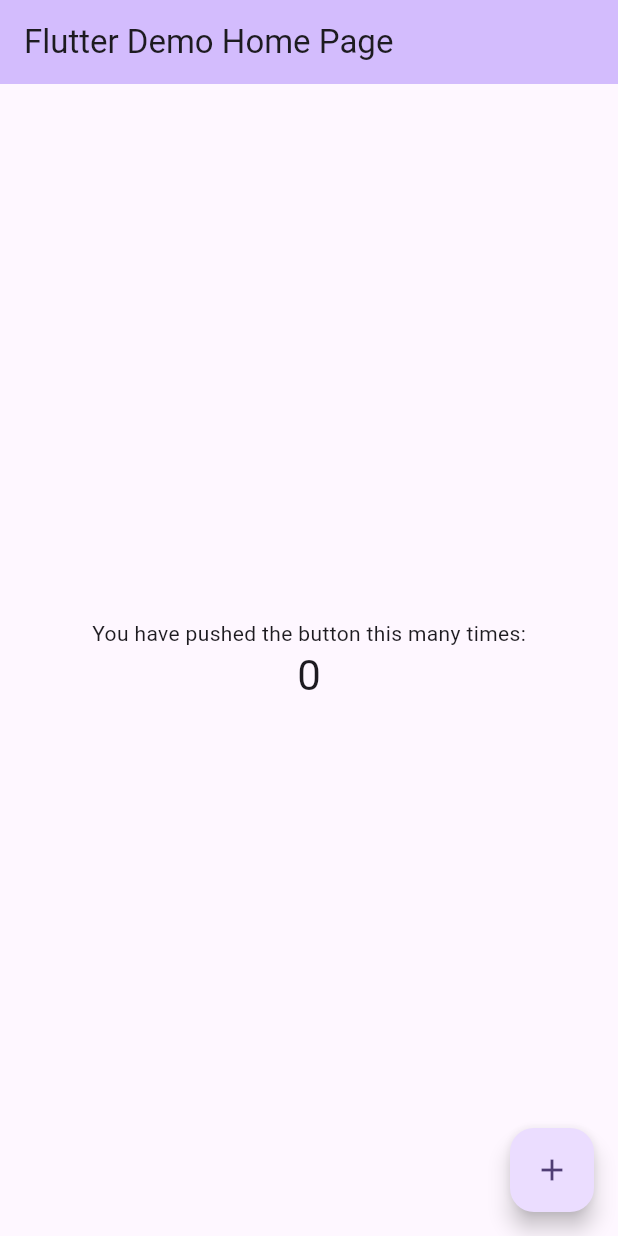
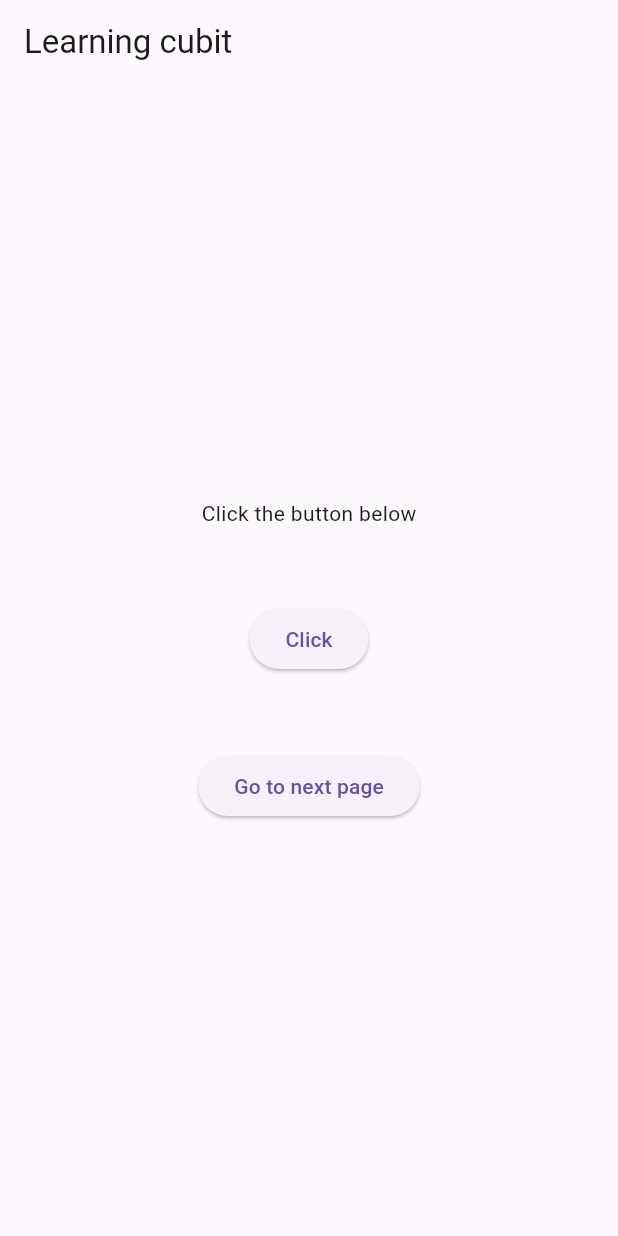
Before and after one commit to paulovsborges/LearningFlutter, a Flutter app: the screen it shows after launch, on a phone screen of 412 x 824 dp. Run offline on Flutter 3.47's test engine with Material 3 defaults, Android fonts, the phone set to English and light mode, and no system bars; our stand-ins replace bloc, flutter_bloc, go_router; missing offline and left inert: dart:ffi.

Commit message:
adding learning cubit state management

```diff
--- /dev/null
+++ b/learning_cubit/lib/home.dart
@@ -0,0 +1,61 @@
+import 'package:bloc/bloc.dart';
+import 'package:flutter/cupertino.dart';
+import 'package:flutter/material.dart';
+import 'package:flutter_bloc/flutter_bloc.dart';
+import 'package:learning_cubit/second_page.dart';
+
+class CubitCounter extends Cubit<int?> {
+  CubitCounter() : super(null);
+}
+
+class HomePage extends StatelessWidget {
+  const HomePage({super.key});
+
+  @override
+  Widget build(BuildContext context) {
+    return BlocProvider(
+      create: (_) => CubitCounter(),
+      child: Scaffold(
+        appBar: AppBar(
+          title: const Text('Learning cubit'),
+        ),
+        body: Column(
+          mainAxisAlignment: MainAxisAlignment.center,
+          children: [
+            Center(
+              child: Column(
+                children: [
+                  BlocBuilder<CubitCounter, int?>(builder: (context, state) {
+                    return Text(
+                        state != null ? "$state" : "Click the button below");
+                  }),
+                  const SizedBox(
+                    height: 50,
+                  ),
+                  ElevatedButton(onPressed: () {}, child: const Text('Click')),
+                  const SizedBox(
+                    height: 50,
+                  ),
+                  ElevatedButton(
+                      onPressed: () {
+                        Navigator.of(context).push(
+                          MaterialPageRoute(
+                            builder: (_) {
+                              return BlocProvider(
+                                create: (_) => CounterCubit(),
+                                child: const SecondPage(),
+                              );
+                            },
+                          ),
+                        );
+                      },
+                      child: const Text('Go to next page')),
+                ],
+              ),
+            ),
+          ],
+        ),
+      ),
+    );
+  }
+}
--- a/learning_cubit/lib/main.dart
+++ b/learning_cubit/lib/main.dart
@@ -1,4 +1,5 @@
 import 'package:flutter/material.dart';
+import 'package:learning_cubit/home.dart';
 
 void main() {
   runApp(const MyApp());
@@ -11,115 +12,16 @@ class MyApp extends StatelessWidget {
   @override
   Widget build(BuildContext context) {
     return MaterialApp(
-      title: 'Flutter Demo',
-      theme: ThemeData(
-        // This is the theme of your application.
-        //
-        // TRY THIS: Try running your application with "flutter run". You'll see
-        // the application has a purple toolbar. Then, without quitting the app,
-        // try changing the seedColor in the colorScheme below to Colors.green
-        // and then invoke "hot reload" (save your changes or press the "hot
-        // reload" button in a Flutter-supported IDE, or press "r" if you used
-        // the command line to start the app).
-        //
-        // Notice that the counter didn't reset back to zero; the application
-        // state is not lost during the reload. To reset the state, use hot
-        // restart instead.
-        //
-        // This works for code too, not just values: Most code changes can be
-        // tested with just a hot reload.
-        colorScheme: ColorScheme.fromSeed(seedColor: Colors.deepPurple),
-        useMaterial3: true,
-      ),
-      home: const MyHomePage(title: 'Flutter Demo Home Page'),
+      home: MyHomePage(),
     );
   }
 }
 
-class MyHomePage extends StatefulWidget {
-  const MyHomePage({super.key, required this.title});
-
-  // This widget is the home page of your application. It is stateful, meaning
-  // that it has a State object (defined below) that contains fields that affect
-  // how it looks.
-
-  // This class is the configuration for the state. It holds the values (in this
-  // case the title) provided by the parent (in this case the App widget) and
-  // used by the build method of the State. Fields in a Widget subclass are
-  // always marked "final".
-
-  final String title;
-
-  @override
-  State<MyHomePage> createState() => _MyHomePageState();
-}
-
-class _MyHomePageState extends State<MyHomePage> {
-  int _counter = 0;
-
-  void _incrementCounter() {
-    setState(() {
-      // This call to setState tells the Flutter framework that something has
-      // changed in this State, which causes it to rerun the build method below
-      // so that the display can reflect the updated values. If we changed
-      // _counter without calling setState(), then the build method would not be
-      // called again, and so nothing would appear to happen.
-      _counter++;
-    });
-  }
+class MyHomePage extends StatelessWidget {
+  const MyHomePage({super.key});
 
   @override
   Widget build(BuildContext context) {
-    // This method is rerun every time setState is called, for instance as done
-    // by the _incrementCounter method above.
-    //
-    // The Flutter framework has been optimized to make rerunning build methods
-    // fast, so that you can just rebuild anything that needs updating rather
-    // than having to individually change instances of widgets.
-    return Scaffold(
-      appBar: AppBar(
-        // TRY THIS: Try changing the color here to a specific color (to
-        // Colors.amber, perhaps?) and trigger a hot reload to see the AppBar
-        // change color while the other colors stay the same.
-        backgroundColor: Theme.of(context).colorScheme.inversePrimary,
-        // Here we take the value from the MyHomePage object that was created by
-        // the App.build method, and use it to set our appbar title.
-        title: Text(widget.title),
-      ),
-      body: Center(
-        // Center is a layout widget. It takes a single child and positions it
-        // in the middle of the parent.
-        child: Column(
-          // Column is also a layout widget. It takes a list of children and
-          // arranges them vertically. By default, it sizes itself to fit its
-          // children horizontally, and tries to be as tall as its parent.
-          //
-          // Column has various properties to control how it sizes itself and
-          // how it positions its children. Here we use mainAxisAlignment to
-          // center the children vertically; the main axis here is the vertical
-          // axis because Columns are vertical (the cross axis would be
-          // horizontal).
-          //
-          // TRY THIS: Invoke "debug painting" (choose the "Toggle Debug Paint"
-          // action in the IDE, or press "p" in the console), to see the
-          // wireframe for each widget.
-          mainAxisAlignment: MainAxisAlignment.center,
-          children: <Widget>[
-            const Text(
-              'You have pushed the button this many times:',
-            ),
-            Text(
-              '$_counter',
-              style: Theme.of(context).textTheme.headlineMedium,
-            ),
-          ],
-        ),
-      ),
-      floatingActionButton: FloatingActionButton(
-        onPressed: _incrementCounter,
-        tooltip: 'Increment',
-        child: const Icon(Icons.add),
-      ), // This trailing comma makes auto-formatting nicer for build methods.
-    );
+    return const HomePage();
   }
 }
--- a/learning_cubit/pubspec.yaml
+++ b/learning_cubit/pubspec.yaml
@@ -35,6 +35,8 @@ dependencies:
   # The following adds the Cupertino Icons font to your application.
   # Use with the CupertinoIcons class for iOS style icons.
   cupertino_icons: ^1.0.2
+  flutter_bloc: ^8.1.4
+  bloc: ^8.1.3
 
 dev_dependencies:
   flutter_test:
```
Also changed, not shown: learning_cubit/lib/second_page.dart (added, +71 -0 lines), learning_cubit/pubspec.lock.
